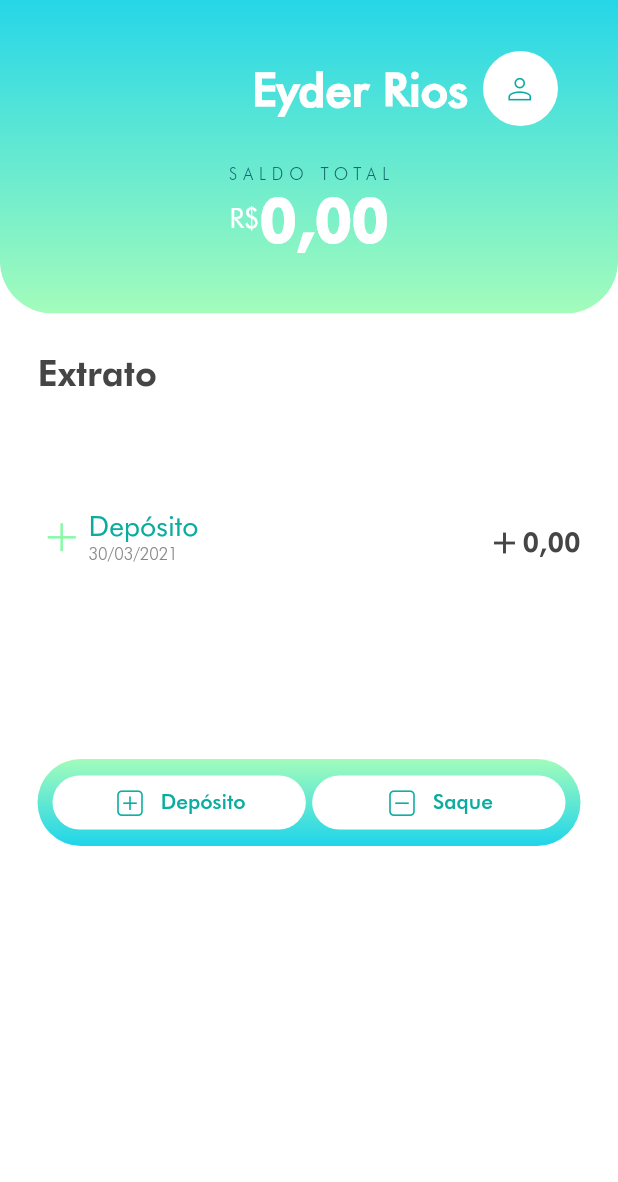
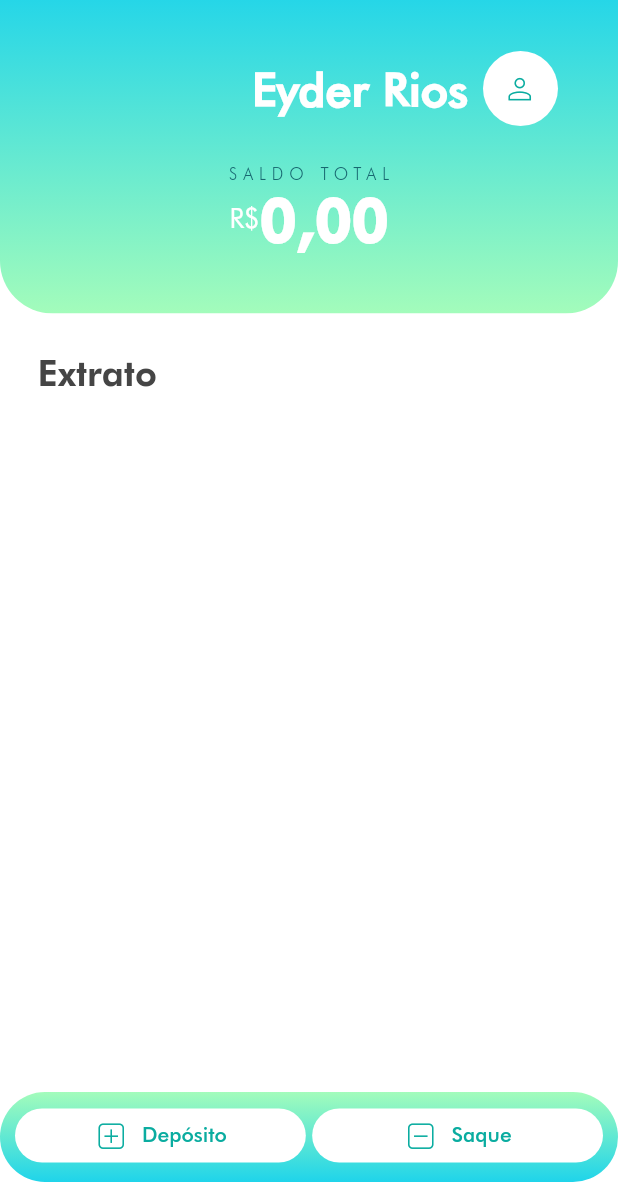
Before and after one commit to alinnegrazielle/bank_flutter, a Flutter app: the screen it shows after launch, on a phone screen of 412 x 824 dp, the part 54-1236 px from its top. Run offline on Flutter 3.47's test engine with Material 2 defaults, Android fonts, the light colour scheme and no system bars; our stand-ins replace rflutter_alert.

Commit message:
Funcionando de verdade

```diff
--- a/bank/lib/screens/extrato_and_list.dart
+++ b/bank/lib/screens/extrato_and_list.dart
@@ -19,8 +19,8 @@ class ExtratoAndList extends StatelessWidget {
       ),
       width: double.infinity,
       padding: EdgeInsets.all(25.0),
-      height: (380),
       child: (Column(
+        mainAxisAlignment: MainAxisAlignment.spaceBetween,
         children: <Widget>[
           Row(
             children: [
@@ -38,10 +38,6 @@ class ExtratoAndList extends StatelessWidget {
             ],
           ),
           ListTransactions(_transac),
-          Container(
-            padding: EdgeInsets.only(top: 15),
-            child: Buttons(_transac, addTransaction),
-          )
         ],
       )),
     );
--- a/bank/lib/screens/home_page_screen.dart
+++ b/bank/lib/screens/home_page_screen.dart
@@ -1,6 +1,7 @@
 import 'package:flutter/material.dart';
 import 'transac_intializer.dart';
 import 'package:rflutter_alert/rflutter_alert.dart';
+import 'buttons.dart';
 
 import 'top.dart';
 import 'extrato_and_list.dart';
@@ -12,7 +13,7 @@ class HomePageScreen extends StatefulWidget {
 }
 
 class _HomePageScreenState extends State<HomePageScreen> {
-  List<ObjectTransaction> _transac = <ObjectTransaction>[a];
+  List<ObjectTransaction> _transac = <ObjectTransaction>[];
 
   double saldototal = 0;
 
@@ -49,11 +50,16 @@ class _HomePageScreenState extends State<HomePageScreen> {
 
   @override
   Widget build(BuildContext context) {
+    Size size = MediaQuery.of(context).size;
+
     return SafeArea(
       child: Scaffold(
         //backgroundColor: Colors.grey.shade300,
         backgroundColor: Colors.white,
         extendBodyBehindAppBar: true,
+        bottomNavigationBar: SizedBox(height: 60,
+          child: Buttons(_transac, addTransaction)
+        ),
         appBar: AppBar(
           backgroundColor: Colors.transparent,
           elevation: 0,
@@ -68,13 +74,13 @@ class _HomePageScreenState extends State<HomePageScreen> {
           ),
           centerTitle: true,
         ),
-        body: Column(
+        body: SizedBox(height: size.height,child: Column(
           //toda a tela
-          // mainAxisAlignment: MainAxisAlignment.spaceBetween,
-          children: [
-            Top(saldototal),
-            ExtratoAndList(_transac, addTransaction),
-          ],
+            children: [
+              Top(saldototal),
+              Expanded(child: ExtratoAndList(_transac, addTransaction) ,)
+            ],
+          ),
         ),
       ),
     );
--- a/bank/lib/screens/list_transactions.dart
+++ b/bank/lib/screens/list_transactions.dart
@@ -14,7 +14,6 @@ class ListTransactions extends StatelessWidget {
   Widget build(BuildContext context) {
     return Expanded(
       child: Container(
-        height: 400,
         child: ListView.builder(
           itemCount: _transac.length,
           itemBuilder: (context, index) {
```
